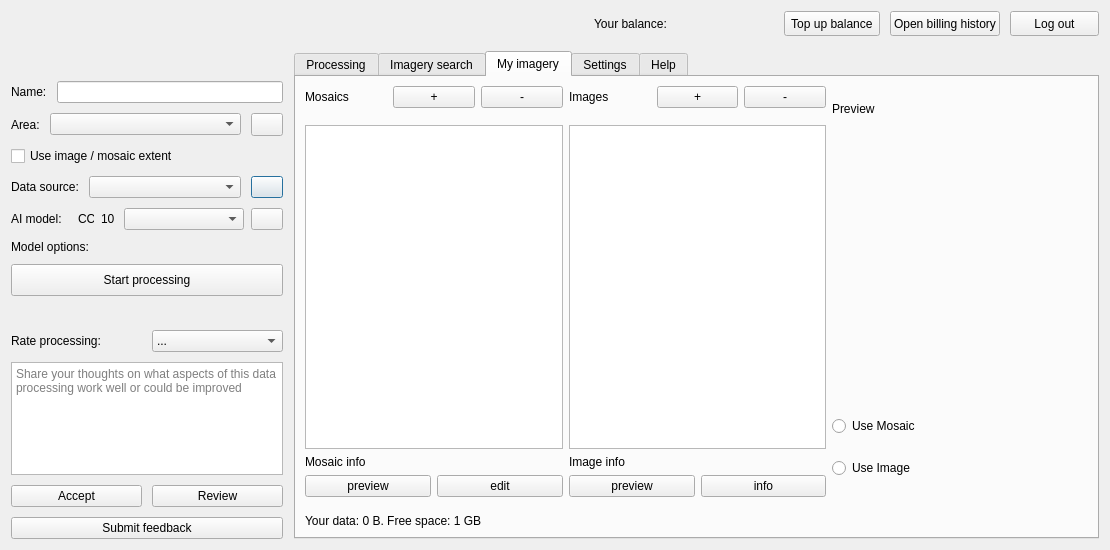
Geoalert/mapflow-qgis, file mapflow/dialogs/static/ui/main_dialog.ui: the form before one commit.
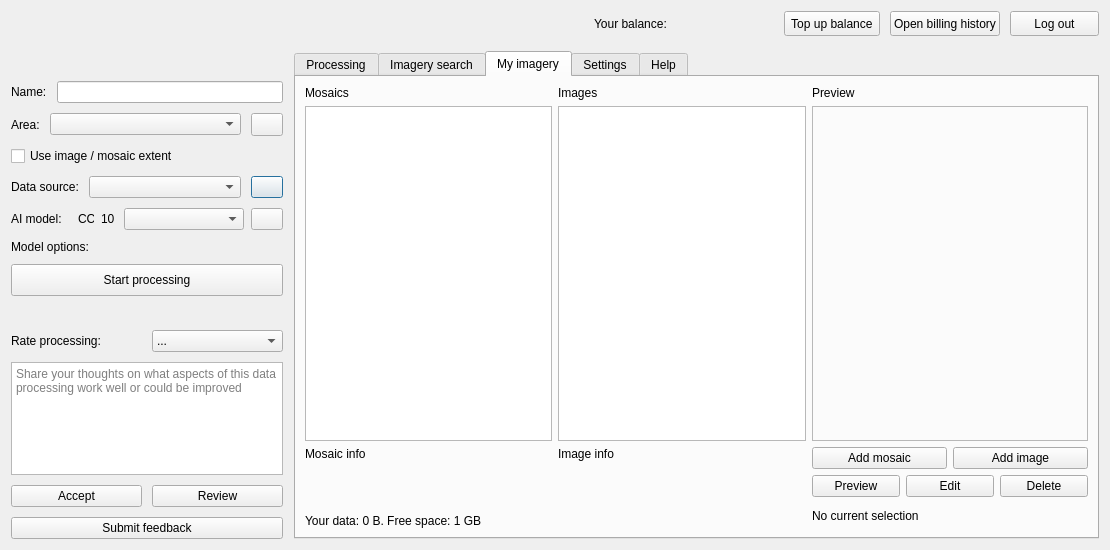
The form after the commit. The open tabs and pages were chosen to show the change. Icons and pictures are not drawn. Custom widgets are drawn as their Qt base class.

Commit message: New UI for data catalog

```diff
--- a/mapflow/dialogs/static/ui/main_dialog.ui
+++ b/mapflow/dialogs/static/ui/main_dialog.ui
@@ -1373,109 +1373,59 @@
            <item>
             <layout class="QHBoxLayout" name="horizontalLayout_11">
              <item>
-              <layout class="QVBoxLayout" name="verticalLayout_8">
-               <item>
-                <layout class="QHBoxLayout" name="horizontalLayout_15">
-                 <property name="bottomMargin">
-                  <number>11</number>
-                 </property>
-                 <item>
-                  <widget class="QLabel" name="label_6">
-                   <property name="text">
-                    <string>Mosaics</string>
-                   </property>
-                  </widget>
-                 </item>
+              <layout class="QGridLayout" name="gridLayout_6">
+               <item row="3" column="2">
+                <layout class="QHBoxLayout" name="horizontalLayout_16">
                  <item>
                   <widget class="QPushButton" name="addMosaicButton">
                    <property name="text">
-                    <string>+</string>
+                    <string>Add mosaic</string>
                    </property>
                   </widget>
                  </item>
                  <item>
-                  <widget class="QPushButton" name="deleteMosaicButton">
+                  <widget class="QPushButton" name="addImageButton">
                    <property name="text">
-                    <string>-</string>
+                    <string>Add image</string>
                    </property>
                   </widget>
                  </item>
                 </layout>
                </item>
-               <item>
-                <widget class="QTableWidget" name="mosaicTable">
-                 <property name="minimumSize">
-                  <size>
-                   <width>100</width>
-                   <height>0</height>
-                  </size>
-                 </property>
-                </widget>
-               </item>
+               <item row="3" column="0" rowspan="2">
+                <layout class="QHBoxLayout" name="horizontalLayout_18">
                <item>
                 <widget class="QLabel" name="mosaicInfo">
                  <property name="text">
                   <string>Mosaic info</string>
                  </property>
-                </widget>
-               </item>
-               <item>
-                <layout class="QHBoxLayout" name="horizontalLayout_13">
-                 <property name="topMargin">
+                   <property name="alignment">
+                    <set>Qt::AlignLeading|Qt::AlignLeft|Qt::AlignTop</set>
+                   </property>
+                   <property name="margin">
                   <number>0</number>
                  </property>
-                 <item>
-                  <widget class="QPushButton" name="previewMosaicButton">
-                   <property name="text">
-                    <string>preview</string>
+                   <property name="indent">
+                    <number>-1</number>
                    </property>
                   </widget>
                  </item>
-                 <item>
-                  <widget class="QPushButton" name="editMosaicButton">
-                   <property name="text">
-                    <string>edit</string>
-                   </property>
-                  </widget>
-                 </item>
                 </layout>
                </item>
-              </layout>
-             </item>
-             <item>
-              <layout class="QVBoxLayout" name="verticalLayout_9">
-               <property name="leftMargin">
-                <number>0</number>
-               </property>
-               <item>
-                <layout class="QHBoxLayout" name="horizontalLayout_16">
-                 <property name="bottomMargin">
-                  <number>11</number>
-                 </property>
-                 <item>
-                  <widget class="QLabel" name="label_7">
+               <item row="0" column="2">
+                <widget class="QLabel" name="label_8">
+                 <property name="sizePolicy">
+                  <sizepolicy hsizetype="Preferred" vsizetype="Fixed">
+                   <horstretch>0</horstretch>
+                   <verstretch>0</verstretch>
+                  </sizepolicy>
+                 </property>
                    <property name="text">
-                    <string>Images</string>
+                  <string>Preview</string>
                    </property>
                   </widget>
                  </item>
-                 <item>
-                  <widget class="QPushButton" name="addImageButton">
-                   <property name="text">
-                    <string>+</string>
-                   </property>
-                  </widget>
-                 </item>
-                 <item>
-                  <widget class="QPushButton" name="deleteImageButton">
-                   <property name="text">
-                    <string>-</string>
-                   </property>
-                  </widget>
-                 </item>
-                </layout>
-               </item>
-               <item>
+               <item row="1" column="1">
                 <widget class="QTableWidget" name="imageTable">
                  <property name="minimumSize">
                   <size>
@@ -1485,51 +1435,108 @@
                  </property>
                 </widget>
                </item>
+               <item row="0" column="0">
+                <widget class="QLabel" name="label_6">
+                 <property name="text">
+                  <string>Mosaics</string>
+                 </property>
+                </widget>
+               </item>
+               <item row="5" column="2">
+                <widget class="QLabel" name="catalogSelectionLabel">
+                 <property name="sizePolicy">
+                  <sizepolicy hsizetype="Maximum" vsizetype="Preferred">
+                   <horstretch>0</horstretch>
+                   <verstretch>0</verstretch>
+                  </sizepolicy>
+                 </property>
+                 <property name="maximumSize">
+                  <size>
+                   <width>256</width>
+                   <height>16777215</height>
+                  </size>
+                 </property>
+                 <property name="text">
+                  <string>No current selection</string>
+                 </property>
+                </widget>
+               </item>
+               <item row="3" column="1" rowspan="2">
+                <layout class="QHBoxLayout" name="horizontalLayout_19">
                <item>
                 <widget class="QLabel" name="imageDetails">
                  <property name="text">
                   <string>Image info</string>
                  </property>
-                </widget>
-               </item>
-               <item>
-                <layout class="QHBoxLayout" name="horizontalLayout_12">
-                 <item>
-                  <widget class="QPushButton" name="imagePreviewButton">
+                   <property name="alignment">
+                    <set>Qt::AlignLeading|Qt::AlignLeft|Qt::AlignTop</set>
+                   </property>
+                  </widget>
+                 </item>
+                </layout>
+               </item>
+               <item row="0" column="1">
+                <widget class="QLabel" name="label_7">
                    <property name="text">
-                    <string>preview</string>
+                  <string>Images</string>
                    </property>
                   </widget>
                  </item>
-                 <item>
-                  <widget class="QPushButton" name="imageInfoButton">
-                   <property name="text">
-                    <string>info</string>
+               <item row="1" column="0">
+                <widget class="QTableWidget" name="mosaicTable">
+                 <property name="minimumSize">
+                  <size>
+                   <width>100</width>
+                   <height>0</height>
+                  </size>
                    </property>
                   </widget>
                  </item>
-                </layout>
-               </item>
-              </layout>
-             </item>
+               <item row="4" column="2">
+                <layout class="QHBoxLayout" name="horizontalLayout_15">
              <item>
-              <layout class="QVBoxLayout" name="verticalLayout_10">
-               <property name="leftMargin">
-                <number>0</number>
-               </property>
-               <item>
-                <widget class="QLabel" name="label_8">
-                 <property name="sizePolicy">
-                  <sizepolicy hsizetype="Preferred" vsizetype="Fixed">
-                   <horstretch>0</horstretch>
-                   <verstretch>0</verstretch>
-                  </sizepolicy>
-                 </property>
+                  <widget class="QPushButton" name="previewCatalogButton">
                  <property name="text">
                   <string>Preview</string>
                  </property>
                 </widget>
                </item>
+                 <item>
+                  <widget class="QPushButton" name="editCatalogButton">
+                   <property name="text">
+                    <string>Edit</string>
+                   </property>
+                  </widget>
+                 </item>
+                 <item>
+                  <widget class="QPushButton" name="deleteCatalogButton">
+                   <property name="text">
+                    <string>Delete</string>
+                   </property>
+                  </widget>
+                 </item>
+                </layout>
+               </item>
+               <item row="5" column="0" colspan="2">
+                <layout class="QHBoxLayout" name="horizontalLayout_14">
+                 <property name="topMargin">
+                  <number>11</number>
+                 </property>
+                 <item>
+                  <widget class="QLabel" name="dataLimit">
+                   <property name="text">
+                    <string>Your data: 0 B. Free space: 1 GB</string>
+                   </property>
+                  </widget>
+                 </item>
+                </layout>
+               </item>
+               <item row="1" column="2">
+                <widget class="QFrame" name="verticalFrame">
+                 <property name="frameShape">
+                  <enum>QFrame::StyledPanel</enum>
+                 </property>
+                 <layout class="QVBoxLayout" name="verticalLayout_8">
                <item>
                 <widget class="QLabel" name="imagePreview">
                  <property name="sizePolicy">
@@ -1556,40 +1563,18 @@
                  <property name="text">
                   <string/>
                  </property>
-                </widget>
-               </item>
-               <item>
-                <widget class="QRadioButton" name="radioButton_2">
-                 <property name="text">
-                  <string>Use Mosaic</string>
+                    <property name="alignment">
+                     <set>Qt::AlignCenter</set>
                  </property>
                 </widget>
                </item>
-               <item>
-                <widget class="QRadioButton" name="radioButton">
-                 <property name="text">
-                  <string>Use Image</string>
-                 </property>
+                 </layout>
                 </widget>
                </item>
               </layout>
              </item>
             </layout>
            </item>
-           <item>
-            <layout class="QHBoxLayout" name="horizontalLayout_14">
-             <property name="topMargin">
-              <number>11</number>
-             </property>
-             <item>
-              <widget class="QLabel" name="dataLimit">
-               <property name="text">
-                <string>Your data: 0 B. Free space: 1 GB</string>
-               </property>
-              </widget>
-             </item>
-            </layout>
-           </item>
           </layout>
          </widget>
          <widget class="QWidget" name="settingsTab">
```
Lines whose indentation alone changed are shown as unchanged. The commit also changes 4 other files.
